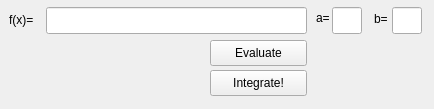
First picture: the form in NumericalIntegrator/numericalintegrator.ui, repository samanseifi/NumericalIntegrator, before the edit.
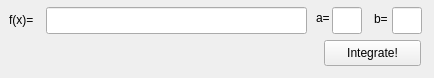
Second picture: the form after the edit.

```diff
--- a/NumericalIntegrator/numericalintegrator.ui
+++ b/NumericalIntegrator/numericalintegrator.ui
@@ -7,7 +7,7 @@
     <x>0</x>
     <y>0</y>
     <width>434</width>
-    <height>109</height>
+    <height>78</height>
    </rect>
   </property>
   <property name="windowTitle">
@@ -24,19 +24,6 @@
      </rect>
     </property>
    </widget>
-   <widget class="QPushButton" name="pushButton">
-    <property name="geometry">
-     <rect>
-      <x>210</x>
-      <y>40</y>
-      <width>97</width>
-      <height>26</height>
-     </rect>
-    </property>
-    <property name="text">
-     <string>Evaluate</string>
-    </property>
-   </widget>
    <widget class="QLabel" name="label">
     <property name="geometry">
      <rect>
@@ -99,8 +86,8 @@
    <widget class="QPushButton" name="pushButton_2">
     <property name="geometry">
      <rect>
-      <x>210</x>
-      <y>70</y>
+      <x>324</x>
+      <y>40</y>
       <width>97</width>
       <height>26</height>
      </rect>
```
